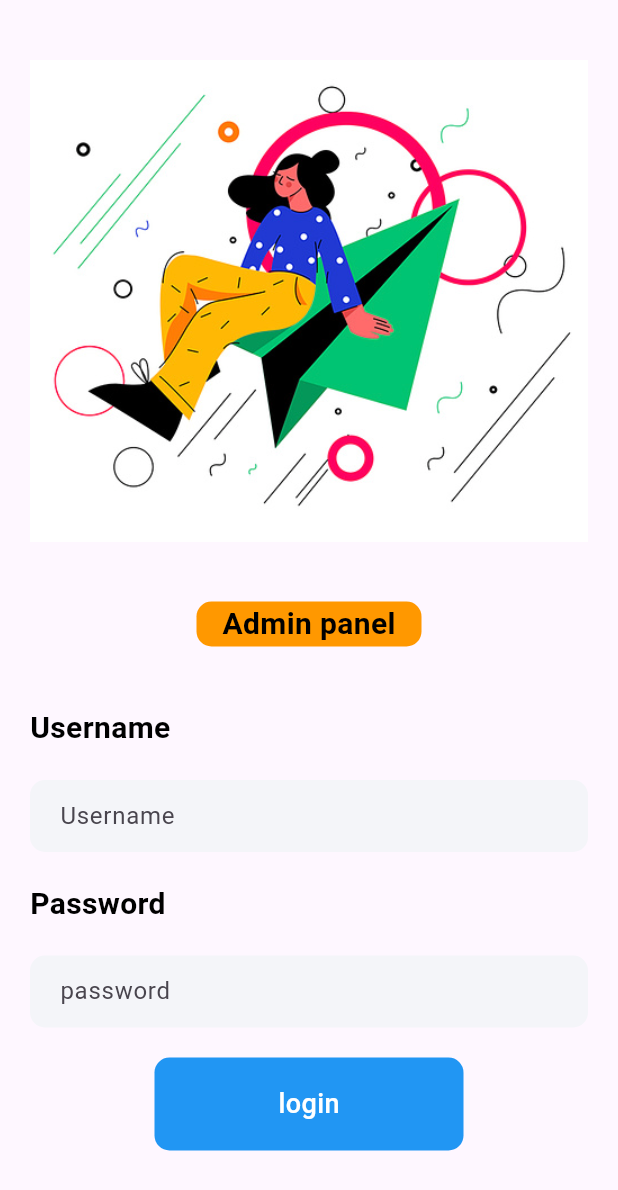
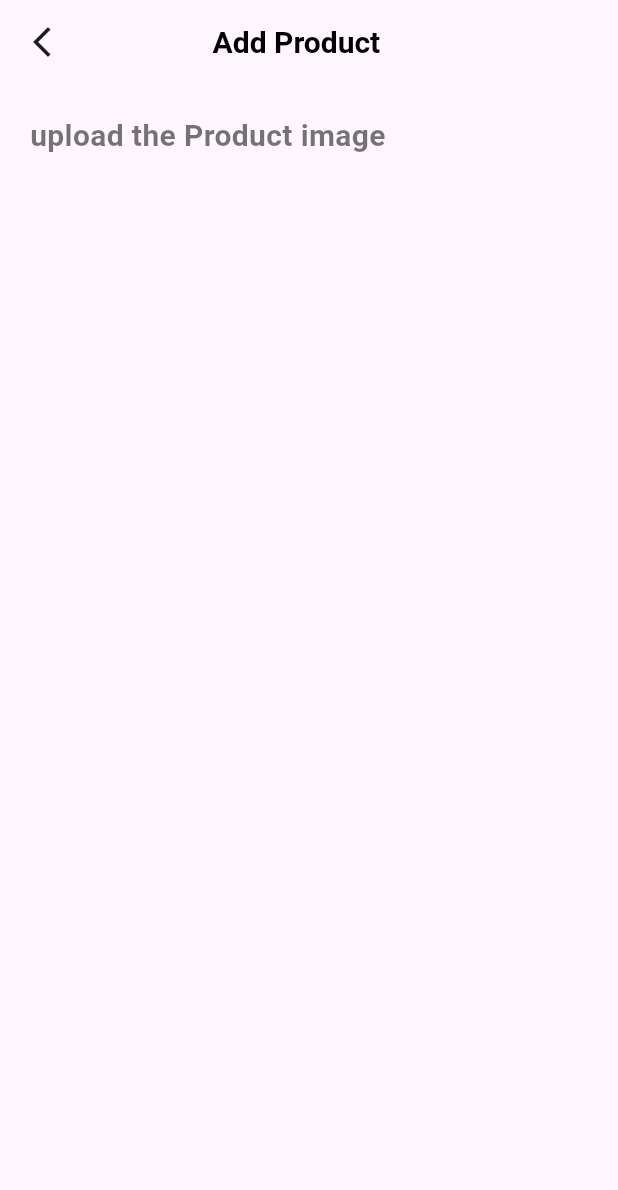
Before and after one commit to Adarshshrivastav991/food-app, a Flutter app: the screen it shows after launch, on a phone screen of 412 x 824 dp. Shown: the top 1190 px of the screen. Run offline on Flutter 3.47's test engine with Material 3 defaults, Android fonts, the phone set to English and light mode, and no system bars; our stand-ins replace cloud_firestore, curved_navigation_bar, firebase_auth, firebase_core, random_string, shared_preferences; accounts and stored records are empty.

Commit message:
add product

```diff
--- /dev/null
+++ b/app/lib/Admain/add_product.dart
@@ -0,0 +1,36 @@
+import 'package:flutter/material.dart';
+
+import '../widget/support_widget.dart';
+
+class AddProduct extends StatefulWidget {
+  const AddProduct({super.key});
+
+  @override
+  State<AddProduct> createState() => _AddProductState();
+}
+
+class _AddProductState extends State<AddProduct> {
+  @override
+  Widget build(BuildContext context) {
+    return Scaffold(
+      appBar: AppBar(
+        leading: GestureDetector(
+          onTap: () {
+            Navigator.pop(context);
+          },
+
+          child: Icon(Icons.arrow_back_ios_new_outlined),
+        ),
+        title: Text(
+          "              Add Product",
+          style: AppWidget.semiTextFeildStyle(),
+        ),
+      ),
+      body: Container(
+        margin: EdgeInsets.only(left: 20.0, top: 20.0),
+          child: Column(children: [
+        Text("upload the Product image ",style: AppWidget.lightTextFeildStyle(),)
+      ])),
+    );
+  }
+}
--- a/app/lib/main.dart
+++ b/app/lib/main.dart
@@ -1,3 +1,4 @@
+import 'package:app/Admain/add_product.dart';
 import 'package:app/Admain/admin_login.dart';
 import 'package:firebase_core/firebase_core.dart';
 import 'package:flutter/material.dart';
@@ -41,7 +42,7 @@ class MyApp extends StatelessWidget {
         // tested with just a hot reload.
         colorScheme: ColorScheme.fromSeed(seedColor: Colors.deepPurple),
       ),
-      home:AdminLogin(),
+      home:AddProduct(),
     );
   }
 }
```
